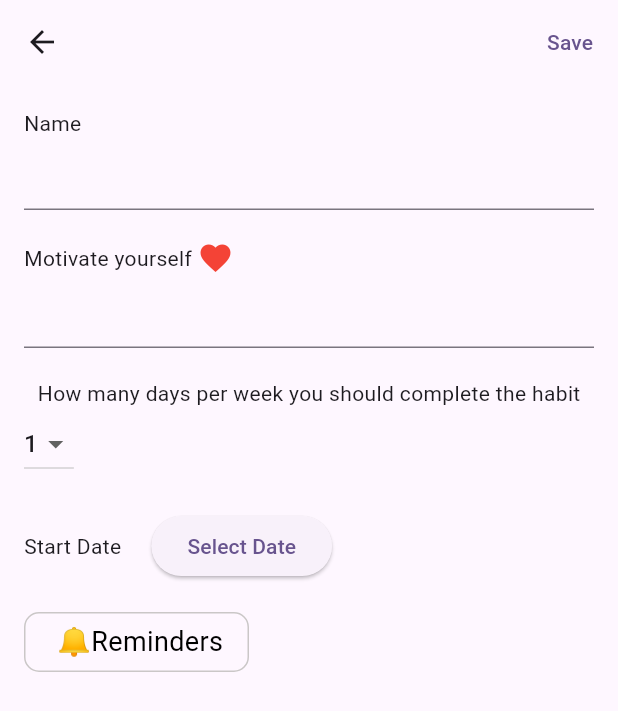
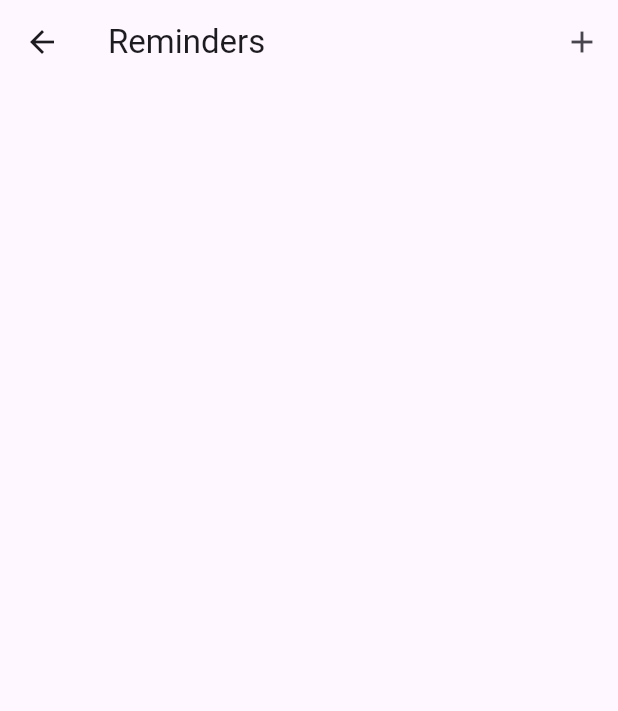
Before and after one commit to AbubakarSiddiquePA/healthy, a Flutter app: the AddPage screen opened directly, after a tap on "🔔Reminders", on a phone screen of 412 x 824 dp. Shown: the top 711 px of the screen. Run offline on Flutter 3.47's test engine with Material 3 defaults, Android fonts, the phone set to English and light mode, and no system bars.

Commit message:
reminders page

```diff
--- a/lib/addhabit/add_habit.dart
+++ b/lib/addhabit/add_habit.dart
@@ -1,4 +1,5 @@
 import 'package:flutter/material.dart';
+import 'package:healthy/reminders/reminders.dart';
 
 class AddPage extends StatefulWidget {
   const AddPage({super.key});
@@ -117,7 +118,13 @@ class _AddPageState extends State<AddPage> {
                 Row(
                   children: [
                     GestureDetector(
-                      onTap: () {},
+                      onTap: () {
+                        Navigator.push(
+                            context,
+                            MaterialPageRoute(
+                              builder: (context) => ReminderPage(),
+                            ));
+                      },
                       child: Container(
                         decoration: BoxDecoration(
                             borderRadius: BorderRadius.circular(10.0),
--- a/lib/reminders/reminders.dart
+++ b/lib/reminders/reminders.dart
@@ -0,0 +1,15 @@
+import 'package:flutter/material.dart';
+
+class ReminderPage extends StatelessWidget {
+  const ReminderPage({super.key});
+
+  @override
+  Widget build(BuildContext context) {
+    return Scaffold(
+      appBar: AppBar(
+        title: const Text("Reminders"),
+        actions: [IconButton(onPressed: () {}, icon: Icon(Icons.add))],
+      ),
+    );
+  }
+}
```
Also changed, not shown: lib/reminders/add_reminder.dart (added).
